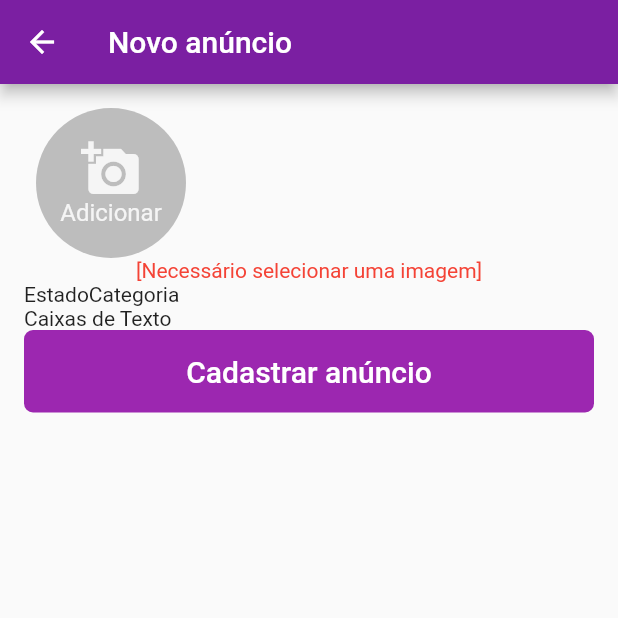
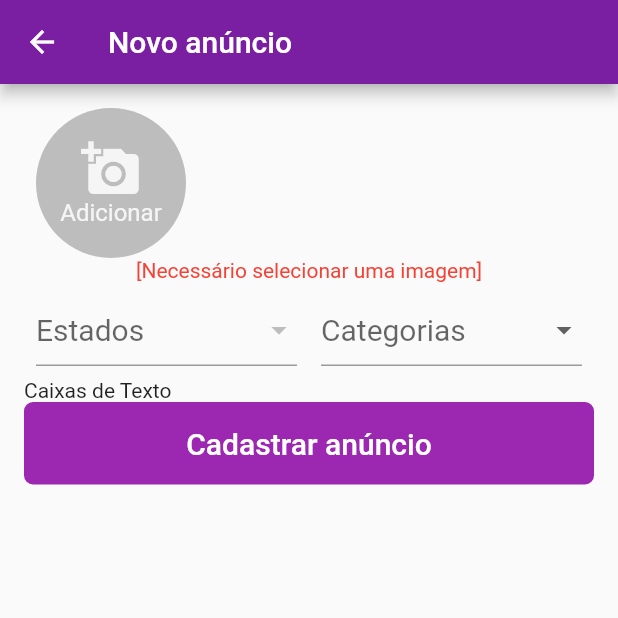
Before and after one commit to davif10/olx-flutter-dart, a Flutter app: the NovoAnuncio screen opened by its route, after a tap on "Cadastrar anúncio", on a phone screen of 412 x 824 dp, the top half of it. Run offline on Flutter 3.47's test engine with Material 2 defaults, Android fonts, the phone set to English and light mode, and no system bars; our stand-ins replace brasil_fields, firebase_auth, firebase_core, image_picker; missing offline and left inert: validadores; accounts and stored records are empty; statements that could not run were skipped.

Commit message:
- Configurando Dropdown para estados e categorias. - Realizando a validação dos campos. -Importando bibliotecas brasil fields e validadores

```diff
--- a/olx/lib/views/novo_anuncio.dart
+++ b/olx/lib/views/novo_anuncio.dart
@@ -1,8 +1,10 @@
 import 'dart:io';
 
+import 'package:brasil_fields/brasil_fields.dart';
 import 'package:flutter/material.dart';
 import 'package:image_picker/image_picker.dart';
 import 'package:olx/views/widgets/botao_customizado.dart';
+import 'package:validadores/Validador.dart';
 
 class NovoAnuncio extends StatefulWidget {
   const NovoAnuncio({Key? key}) : super(key: key);
@@ -14,6 +16,17 @@ class NovoAnuncio extends StatefulWidget {
 class _NovoAnuncioState extends State<NovoAnuncio> {
   final _formKey = GlobalKey<FormState>();
   List<XFile> _listaImagens = [];
+  List<DropdownMenuItem<String>> _listaItensDropEstados = [];
+  List<DropdownMenuItem<String>> _listaItensDropCategorias = [];
+
+  String? _itemSelecionadoEstado;
+  String? _itemSelecionadoCategoria;
+
+  @override
+  void initState() {
+    _carregarItensDropDown();
+    super.initState();
+  }
 
   @override
   Widget build(BuildContext context) {
@@ -128,7 +141,44 @@ class _NovoAnuncioState extends State<NovoAnuncio> {
                   },
                 ),
                 Row(
-                  children: [Text("Estado"), Text("Categoria")],
+                  children: [
+                    Expanded(child: Padding(
+                      padding: EdgeInsets.all(8),
+                      child: DropdownButtonFormField(
+                        value: _itemSelecionadoEstado,
+                        hint: Text("Estados"),
+                        style: TextStyle(fontSize: 20,
+                        color: Colors.black),
+                        items: _listaItensDropEstados,
+                        validator: (String? value){
+                          return Validador().add(Validar.OBRIGATORIO, msg: "Campo obrigatório").valido(value);
+                        },
+                        onChanged: (String? value) {
+                          setState((){
+                            _itemSelecionadoEstado = value ?? "";
+                          });
+                        },
+                      )
+                    )),
+                    Expanded(child: Padding(
+                        padding: EdgeInsets.all(8),
+                        child: DropdownButtonFormField(
+                          value: _itemSelecionadoCategoria,
+                          hint: Text("Categorias"),
+                          style: TextStyle(fontSize: 20,
+                              color: Colors.black),
+                          items: _listaItensDropCategorias,
+                          validator: (String? value){
+                            return Validador().add(Validar.OBRIGATORIO, msg: "Campo obrigatório").valido(value);
+                          },
+                          onChanged: (String? value) {
+                            setState((){
+                              _itemSelecionadoCategoria = value ?? "";
+                            });
+                          },
+                        )
+                    )),
+                  ],
                 ),
                 Text("Caixas de Texto"),
                 BotaoCustomizado(
@@ -154,4 +204,31 @@ class _NovoAnuncioState extends State<NovoAnuncio> {
       });
     }
   }
+
+  _carregarItensDropDown(){
+
+    _listaItensDropCategorias.add(
+      DropdownMenuItem(child: Text("Automóvel"), value: "auto",)
+    );
+    _listaItensDropCategorias.add(
+        DropdownMenuItem(child: Text("Imóvel"), value: "imovel",)
+    );
+    _listaItensDropCategorias.add(
+        DropdownMenuItem(child: Text("Eletrônicos"), value: "eletro",)
+    );
+
+    _listaItensDropCategorias.add(
+        DropdownMenuItem(child: Text("Moda"), value: "moda",)
+    );
+    _listaItensDropCategorias.add(
+        DropdownMenuItem(child: Text("Esportes"), value: "esportes",)
+    );
+
+    for(var estado in Estados.listaEstadosSigla){
+      _listaItensDropEstados.add(
+          DropdownMenuItem(child: Text(estado), value: estado,)
+      );
+    }
+  }
+
 }
--- a/olx/pubspec.yaml
+++ b/olx/pubspec.yaml
@@ -33,6 +33,8 @@ dependencies:
   firebase_storage: ^10.2.18
   cloud_firestore: ^3.1.18
   image_picker: ^0.8.5+3
+  brasil_fields: ^1.4.5
+  validadores: ^1.0.5
 
 dev_dependencies:
   flutter_test:
```
Also changed, not shown: olx/pubspec.lock.
